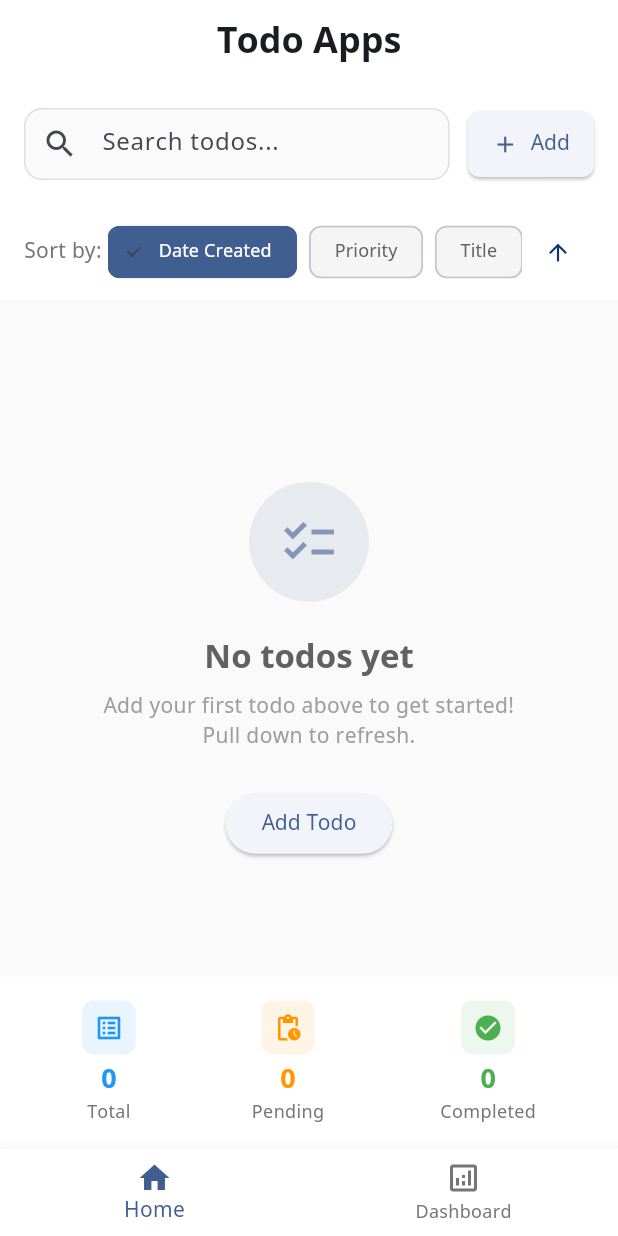
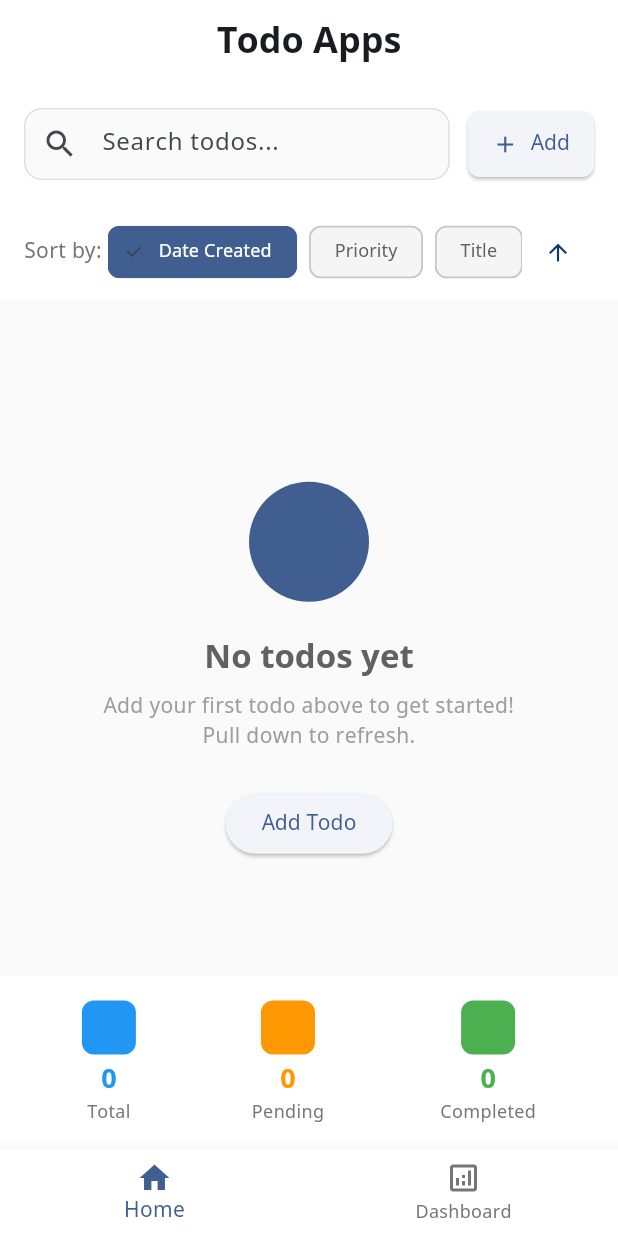
Before and after one commit to sannchesda/dgc_demo_project, a Flutter app: the screen it shows after launch, after a tap on "Date Created", on a phone screen of 412 x 824 dp. Run offline on Flutter 3.47's test engine with Material 3 defaults, Android fonts, the phone set to English and light mode, and no system bars; our stand-ins replace cloud_firestore, firebase_core, fl_chart, get, get_storage, permission_handler; accounts and stored records are empty.

Commit message:
improve code quality

```diff
--- a/lib/controllers/initial_binding.dart
+++ b/lib/controllers/initial_binding.dart
@@ -1,11 +1,9 @@
-import 'package:dgc_demo_project/controllers/internet_check_controller.dart';
 import 'package:dgc_demo_project/controllers/todo_controller.dart';
 import 'package:get/get.dart';
 
 class InitialBinding extends Bindings {
   @override
   void dependencies() {
-    Get.put(InternetCheckController());
     Get.put(TodoController());
   }
 }
--- a/lib/controllers/internet_check_controller.dart
+++ /dev/null
@@ -1,129 +0,0 @@
-import 'dart:async';
-
-import 'package:connectivity_plus/connectivity_plus.dart';
-import 'package:dgc_demo_project/utils/functions.dart';
-import 'package:flutter/foundation.dart';
-import 'package:flutter/services.dart';
-import 'package:get/get.dart';
-
-class InternetCheckController extends GetxController {
-  // Observable connectivity status
-  final _connectionStatus = <ConnectivityResult>[ConnectivityResult.none].obs;
-  final Connectivity _connectivity = Connectivity();
-  StreamSubscription<List<ConnectivityResult>>? _connectivitySubscription;
-
-  // Getters
-  List<ConnectivityResult> get connectionStatus => _connectionStatus.value;
-
-  bool get isConnected => !_connectionStatus.contains(ConnectivityResult.none);
-
-  @override
-  void onInit() {
-    super.onInit();
-    _initConnectivity();
-    _startListening();
-  }
-
-  @override
-  void onClose() {
-    _connectivitySubscription?.cancel();
-    super.onClose();
-  }
-
-  /// Start listening to connectivity changes
-  void _startListening() {
-    _connectivitySubscription = _connectivity.onConnectivityChanged.listen(
-      _onConnectivityChanged,
-      onError: (error) {
-        if (kDebugMode) {
-          print('Connectivity listener error: $error');
-        }
-      },
-    );
-  }
-
-  /// Handle connectivity changes
-  void _onConnectivityChanged(List<ConnectivityResult> result) {
-    final wasConnected = isConnected;
-    _connectionStatus.value = result;
-    final nowConnected = isConnected;
-
-    // Show appropriate messages based on connectivity state changes
-    if (!wasConnected && nowConnected) {
-      _showConnectivityMessage(
-        "internet_restored",
-      ); // "ការភ្ជាប់អ៊ីនធឺណិតបានស្ដារឡើងវិញ"
-    } else if (wasConnected && !nowConnected) {
-      _showConnectivityMessage(
-        "no_internet_connection",
-      ); // "មិនមានការតភ្ជាប់អ៊ីនធឺណិត"
-    }
-  }
-
-  /// Show connectivity message using context-safe approach
-  void _showConnectivityMessage(String messageKey) {
-    final context = Get.context;
-    if (context != null) {
-      // Use translation key if available, otherwise fallback to Khmer text
-      final message = messageKey == "internet_restored"
-          ? "ការភ្ជាប់អ៊ីនធឺណិតបានស្ដារឡើងវិញ"
-          : "មិនមានការតភ្ជាប់អ៊ីនធឺណិត";
-      showSnackbar(context, message);
-    }
-  }
-
-  /// Initialize connectivity status
-  void _initConnectivity() async {
-    try {
-      final connectivityResult = await _connectivity.checkConnectivity();
-      _connectionStatus.value = connectivityResult;
-
-      // Show initial connectivity status if no connection
-      if (!isConnected) {
-        _showConnectivityMessage("no_internet_connection");
-      }
-    } on PlatformException catch (e) {
-      if (kDebugMode) {
-        print('Failed to get connectivity: ${e.message}');
-      }
-      // Set to no connection on error
-      _connectionStatus.value = [ConnectivityResult.none];
-    } catch (e) {
-      if (kDebugMode) {
-        print('Unexpected error during connectivity check: $e');
-      }
-      _connectionStatus.value = [ConnectivityResult.none];
-    }
-  }
-
-  /// Manually refresh connectivity status
-  void refreshConnectivity() {
-    _initConnectivity();
-  }
-
-  /// Check if device has any network connection
-  bool hasNetworkConnection() {
-    return _connectionStatus.any(
-      (connection) =>
-          connection == ConnectivityResult.wifi ||
-          connection == ConnectivityResult.ethernet ||
-          connection == ConnectivityResult.mobile ||
-          connection == ConnectivityResult.vpn,
-    );
-  }
-
-  /// Get readable connection type
-  String getConnectionType() {
-    if (_connectionStatus.contains(ConnectivityResult.wifi)) {
-      return 'WiFi';
-    } else if (_connectionStatus.contains(ConnectivityResult.ethernet)) {
-      return 'Ethernet';
-    } else if (_connectionStatus.contains(ConnectivityResult.mobile)) {
-      return 'Mobile Data';
-    } else if (_connectionStatus.contains(ConnectivityResult.vpn)) {
-      return 'VPN';
-    } else {
-      return 'No Connection';
-    }
-  }
-}
--- a/lib/main.dart
+++ b/lib/main.dart
@@ -8,7 +8,6 @@ import 'package:firebase_core/firebase_core.dart';
 import 'package:flutter/material.dart';
 import 'package:flutter/services.dart';
 import 'package:flutter_localizations/flutter_localizations.dart';
-import 'package:flutter_dotenv/flutter_dotenv.dart';
 import 'package:get/get.dart';
 import 'package:get_storage/get_storage.dart';
 
@@ -100,7 +99,9 @@ class MyApp extends StatelessWidget {
         home: const MainNavigationWrapper(),
         builder: (context, child) {
           return MediaQuery(
-            data: MediaQuery.of(context).copyWith(textScaleFactor: 1.0),
+            data: MediaQuery.of(context).copyWith(
+              textScaler: TextScaler.linear(1.0),
+            ),
             child: child ?? Container(),
           );
         },
--- a/lib/utils/themes.dart
+++ b/lib/utils/themes.dart
@@ -13,7 +13,7 @@ ThemeData primaryThemeData(BuildContext context) {
     fontFamily: AppFonts.primary,
     hintColor: Colors.grey[400],
     appBarTheme: AppBarTheme(
-      color: AppColors.primary,
+      backgroundColor: AppColors.primary,
       elevation: 0,
     ),
     iconTheme: IconThemeData(color: AppColors.icon),
--- a/lib/views/dashboard_page.dart
+++ b/lib/views/dashboard_page.dart
@@ -304,7 +304,7 @@ class DashboardPage extends StatelessWidget {
                           dotData: FlDotData(show: true),
                           belowBarData: BarAreaData(
                             show: true,
-                            color: Colors.blue.withOpacity(0.2),
+                            color: Colors.blue.withValues(alpha: 0.2),
                           ),
                         ),
                       ],
@@ -355,7 +355,7 @@ class _StatCard extends StatelessWidget {
         borderRadius: BorderRadius.circular(12),
         boxShadow: [
           BoxShadow(
-            color: Colors.black.withOpacity(0.05),
+            color: Colors.black..withValues(alpha: 0.05),
             blurRadius: 10,
             offset: const Offset(0, 2),
           ),
@@ -369,7 +369,7 @@ class _StatCard extends StatelessWidget {
               Container(
                 padding: const EdgeInsets.all(8),
                 decoration: BoxDecoration(
-                  color: color.withOpacity(0.1),
+                  color: color..withValues(alpha: 0.1),
                   borderRadius: BorderRadius.circular(8),
                 ),
                 child: Icon(
@@ -422,7 +422,7 @@ class _ChartCard extends StatelessWidget {
         borderRadius: BorderRadius.circular(12),
         boxShadow: [
           BoxShadow(
-            color: Colors.black.withOpacity(0.05),
+            color: Colors.black..withValues(alpha: 0.05),
             blurRadius: 10,
             offset: const Offset(0, 2),
           ),
--- a/lib/views/home_page.dart
+++ b/lib/views/home_page.dart
@@ -306,7 +306,7 @@ class _StatItem extends StatelessWidget {
         Container(
           padding: const EdgeInsets.all(8),
           decoration: BoxDecoration(
-            color: color.withOpacity(0.1),
+            color: color..withValues(alpha: 0.1),
             borderRadius: BorderRadius.circular(8),
           ),
           child: Icon(
--- a/lib/widgets/custom_button.dart
+++ b/lib/widgets/custom_button.dart
@@ -37,10 +37,10 @@ class CustomButton extends StatelessWidget {
           padding: padding ??
               const EdgeInsets.symmetric(horizontal: 12, vertical: 8),
           decoration: BoxDecoration(
-            color: backgroundColor ?? theme.primaryColor.withOpacity(0.1),
+            color: backgroundColor ?? theme.primaryColor..withValues(alpha: 0.1),
             borderRadius: BorderRadius.circular(borderRadius ?? 8),
             border: Border.all(
-              color: backgroundColor ?? theme.primaryColor.withOpacity(0.2),
+              color: backgroundColor ?? theme.primaryColor..withValues(alpha: 0.2),
               width: 1,
             ),
           ),
--- a/lib/widgets/states.dart
+++ b/lib/widgets/states.dart
@@ -28,13 +28,13 @@ class EmptyState extends StatelessWidget {
               width: 80,
               height: 80,
               decoration: BoxDecoration(
-                color: Theme.of(context).primaryColor.withOpacity(0.1),
+                color: Theme.of(context).primaryColor..withValues(alpha: 0.1),
                 borderRadius: BorderRadius.circular(40),
               ),
               child: Icon(
                 icon,
                 size: 40,
-                color: Theme.of(context).primaryColor.withOpacity(0.6),
+                color: Theme.of(context).primaryColor..withValues(alpha: 0.6),
               ),
             ),
             const SizedBox(height: 24),
--- a/lib/widgets/todo_item.dart
+++ b/lib/widgets/todo_item.dart
@@ -32,7 +32,7 @@ class TodoItem extends StatelessWidget {
         ),
         boxShadow: [
           BoxShadow(
-            color: Colors.grey.withOpacity(0.1),
+            color: Colors.grey..withValues(alpha: 0.1),
             spreadRadius: 1,
             blurRadius: 4,
             offset: const Offset(0, 2),
```
Also changed, not shown: lib/utils/color.dart (+15 -27 lines).
